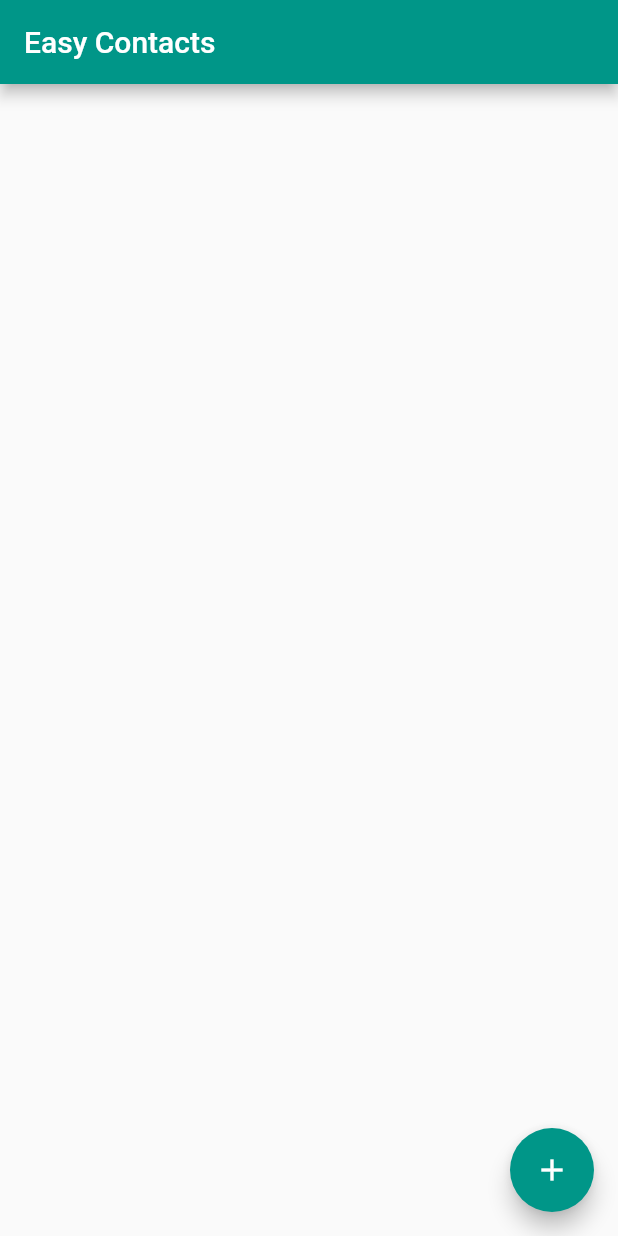
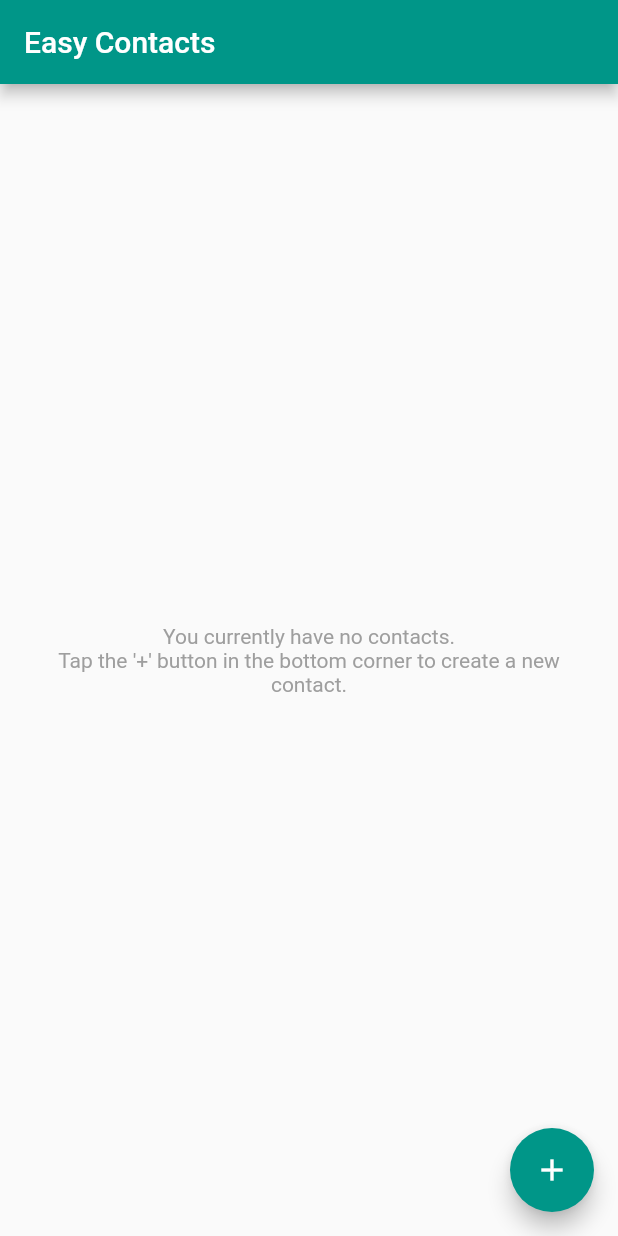
Before and after one commit to sharmadhiraj/Easy-Contacts, a Flutter app: the screen it shows after launch, on a phone screen of 412 x 824 dp. Run offline on Flutter 3.47's test engine with Material 3 defaults, Android fonts, the light colour scheme and no system bars; our stand-ins replace fluttertoast, get_it, hive, hive_flutter, stacked; accounts and stored records are empty.

Commit message:
Implement create contact and list contact

```diff
--- a/lib/app/locator.dart
+++ b/lib/app/locator.dart
@@ -1,8 +1,10 @@
 import 'package:easy_contacts/services/contacts.service.dart';
+import 'package:easy_contacts/viewmodels/contacts_viewmodel.dart';
 import 'package:get_it/get_it.dart';
 
 final GetIt locator = GetIt.instance;
 
 setupLocator() {
   locator.registerLazySingleton(() => ContactsService());
+  locator.registerLazySingleton(() => ContactScreenViewModel());
 }
--- a/lib/services/contacts.service.dart
+++ b/lib/services/contacts.service.dart
@@ -21,7 +21,7 @@ class ContactsService with ListenableServiceMixin {
       .put(Constant.contactsHiveKeyName, _contacts.value);
 
   void newContact(Contact contact) {
-    _contacts.value.insert(0, contact);
+    _contacts.value.add(contact);
     _saveToHive();
     notifyListeners();
   }
--- a/lib/ui/screens/contacts.dart
+++ b/lib/ui/screens/contacts.dart
@@ -1,6 +1,9 @@
+import 'package:easy_contacts/models/contact.dart';
 import 'package:easy_contacts/ui/widgets/add_contact.dart';
 import 'package:easy_contacts/utils/constant.dart';
+import 'package:easy_contacts/viewmodels/contacts_viewmodel.dart';
 import 'package:flutter/material.dart';
+import 'package:stacked/stacked.dart';
 
 class ContactsScreen extends StatelessWidget {
   const ContactsScreen({super.key});
@@ -27,6 +30,63 @@ class ContactsScreen extends StatelessWidget {
   }
 
   Widget _buildBody() {
-    return Container();
+    return ViewModelBuilder<ContactScreenViewModel>.reactive(
+      viewModelBuilder: () => ContactScreenViewModel(),
+      builder: (context, model, _) {
+        return model.hasContacts()
+            ? _buildListView(model.getContacts())
+            : _buildNoContacts();
+      },
+    );
+  }
+
+  Widget _buildNoContacts() {
+    return const Center(
+      child: Padding(
+        padding: EdgeInsets.all(16),
+        child: Text(
+          "You currently have no contacts.\n"
+          "Tap the '+' button in the bottom corner to create a new contact.",
+          textAlign: TextAlign.center,
+          style: TextStyle(color: Colors.grey),
+        ),
+      ),
+    );
+  }
+
+  Widget _buildListView(List<Contact> contacts) {
+    return ListView.builder(
+      itemBuilder: (context, index) {
+        return _buildListItem(contacts[index]);
+      },
+      itemCount: contacts.length,
+    );
+  }
+
+  Widget _buildListItem(Contact contact) {
+    return Card(
+      child: ListTile(
+        leading: CircleAvatar(
+          backgroundColor: Colors.black54,
+          child: Text(
+            contact.getAvatar(),
+            style: const TextStyle(
+              fontSize: 16,
+              color: Colors.white,
+              fontWeight: FontWeight.bold,
+            ),
+          ),
+        ),
+        title: Text(contact.getFullName()),
+        subtitle: Text(
+          contact.phoneNo,
+          style: const TextStyle(fontWeight: FontWeight.bold),
+        ),
+        trailing: const Icon(
+          Icons.chevron_right_rounded,
+          color: Constant.primaryColor,
+        ),
+      ),
+    );
   }
 }
--- a/lib/viewmodels/contacts_viewmodel.dart
+++ b/lib/viewmodels/contacts_viewmodel.dart
@@ -3,12 +3,29 @@ import 'package:easy_contacts/models/contact.dart';
 import 'package:easy_contacts/services/contacts.service.dart';
 import 'package:stacked/stacked.dart';
 
-class ContactScreenViewModel extends BaseViewModel with ListenableServiceMixin {
+class ContactScreenViewModel extends ReactiveViewModel {
   final ContactsService _contactsService = locator<ContactsService>();
 
-  List<Contact> get contacts => _contactsService.contacts;
+  List<Contact> getContacts() {
+    final List<Contact> contacts = _contactsService.contacts;
+    contacts.sort((a, b) => a.getFullName().compareTo(b.getFullName()));
+    return contacts;
+  }
 
-  late final newContact = _contactsService.newContact;
-  late final removeContact = _contactsService.removeContact;
-  late final updateContact = _contactsService.updateContact;
+  bool hasContacts() => _contactsService.contacts.isNotEmpty;
+
+  void newContact(Contact contact) {
+    _contactsService.newContact(contact);
+  }
+
+  bool removeContact(String id) {
+    return _contactsService.removeContact(id);
+  }
+
+  bool updateContact(Contact updatedContact) {
+    return _contactsService.updateContact(updatedContact);
+  }
+
+  @override
+  List<ListenableServiceMixin> get listenableServices => [_contactsService];
 }
--- a/pubspec.yaml
+++ b/pubspec.yaml
@@ -14,6 +14,7 @@ dependencies:
   hive_flutter: ^1.1.0
   get_it: ^7.6.7
   fluttertoast: ^8.2.4
+  uuid: ^4.3.3
 
 dev_dependencies:
   flutter_test:
```
Also changed, not shown: lib/models/contact.dart (+8 -0 lines), lib/ui/widgets/add_contact.dart (+50 -10 lines), lib/utils/common.dart (added, +9 -0 lines), pubspec.lock.
